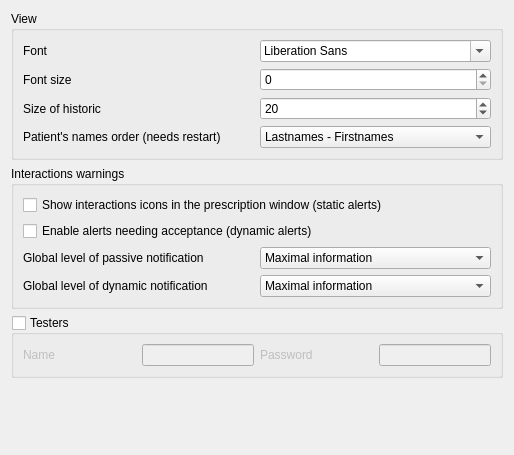
FreeHealth/freehealth, file plugins/drugsplugin/drugspreferences/drugsviewoptionspage.ui: the form before one commit.
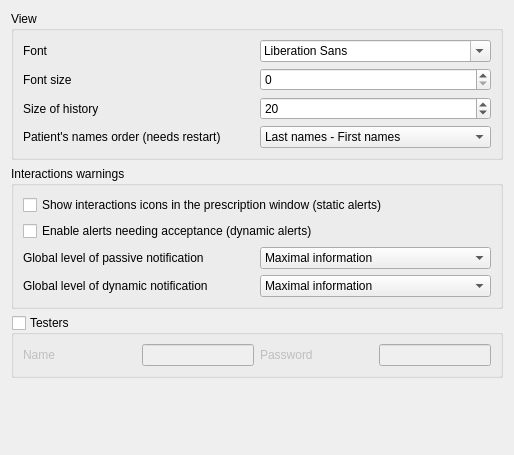
The form after the commit.

```diff
--- a/plugins/drugsplugin/drugspreferences/drugsviewoptionspage.ui
+++ b/plugins/drugsplugin/drugspreferences/drugsviewoptionspage.ui
@@ -99,7 +99,7 @@
       <item row="3" column="0">
        <widget class="QLabel" name="label_6">
         <property name="text">
-         <string>Size of historic</string>
+         <string>Size of history</string>
         </property>
        </widget>
       </item>
@@ -127,7 +127,7 @@
        <widget class="QComboBox" name="patientNameOrder">
         <item>
          <property name="text">
-          <string>Lastnames - Firstnames</string>
+          <string>Last names - First names</string>
          </property>
         </item>
         <item>
```
Left out of the diff: 2 changed lines with no effect on the pictures.
